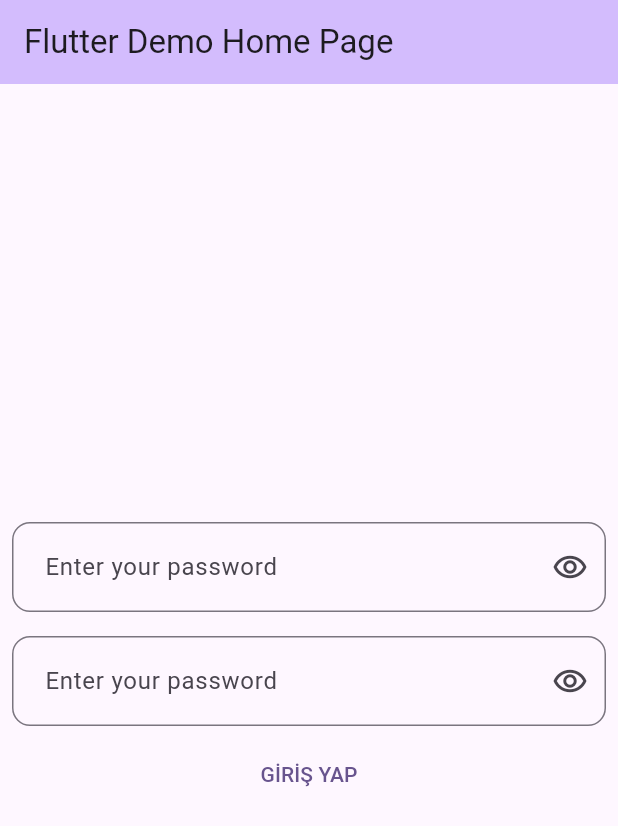
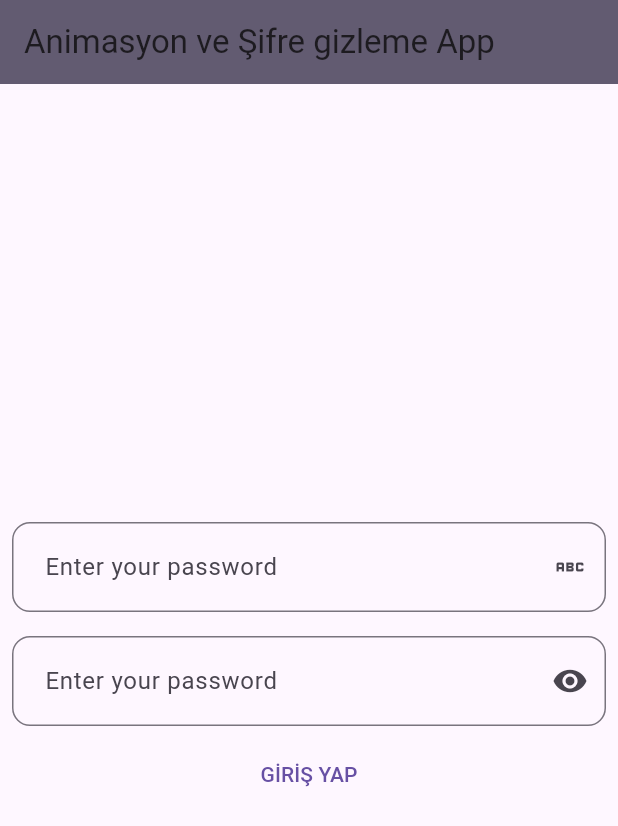
Before and after one commit to Elcieren/animasyon_app, a Flutter app: the screen it shows after launch, on a phone screen of 412 x 824 dp. Shown: the top 826 px of the screen. Run offline on Flutter 3.47's test engine with Material 3 defaults, Android fonts, the phone set to English and light mode, and no system bars.

Commit message:
Son düzeltme

```diff
--- a/lib/main.dart
+++ b/lib/main.dart
@@ -6,23 +6,23 @@ void main() {
 }
 
 class MyApp extends StatelessWidget {
-  const MyApp({super.key});
+  const MyApp({Key? key}) : super(key: key);
 
   @override
   Widget build(BuildContext context) {
     return MaterialApp(
       title: 'Flutter Demo',
       theme: ThemeData(
-        colorScheme: ColorScheme.fromSeed(seedColor: Colors.deepPurple),
-        useMaterial3: true,
+
+          // useMaterial3: true, // Material3 not supported in stable release yet
           ),
-      home: const MyHomePage(title: 'Flutter Demo Home Page'),
+      home: const MyHomePage(title: 'Animasyon ve Şifre gizleme App'),
     );
   }
 }
 
 class MyHomePage extends StatefulWidget {
-  const MyHomePage({super.key, required this.title});
+  const MyHomePage({Key? key, required this.title}) : super(key: key);
 
   final String title;
 
@@ -31,20 +31,19 @@ class MyHomePage extends StatefulWidget {
 }
 
 class _MyHomePageState extends State<MyHomePage> {
-  int _counter = 0;
+  bool _obscureText = true;
 
-  void _incrementCounter() {
+  void _toggleVisibility() {
     setState(() {
-      _counter++;
+      _obscureText = !_obscureText;
     });
   }
 
-  bool flag = true;
   @override
   Widget build(BuildContext context) {
     return Scaffold(
       appBar: AppBar(
-        backgroundColor: Theme.of(context).colorScheme.inversePrimary,
+        backgroundColor: Theme.of(context).colorScheme.secondary,
         title: Text(widget.title),
       ),
       body: Center(
@@ -56,40 +55,52 @@ class _MyHomePageState extends State<MyHomePage> {
               child: Padding(
                 padding: const EdgeInsets.all(8.0),
                 child: TextFormField(
-                  obscureText: flag ? true : false,
+                  obscureText: _obscureText,
                   decoration: InputDecoration(
                     contentPadding: const EdgeInsets.all(18),
                     hintText: "Enter your password",
                     border: OutlineInputBorder(
                       borderSide: const BorderSide(color: Colors.black),
-                          borderRadius: BorderRadius.circular(12)),
+                      borderRadius: BorderRadius.circular(12),
+                    ),
                     suffixIcon: IconButton(
-                          onPressed: () {},
-                          icon: const Icon(Icons.remove_red_eye_outlined))),
+                      onPressed: _toggleVisibility,
+                      icon: Icon(Icons.abc),
+                    ),
+                  ),
                 ),
               ),
             ),
             FadeInAnimation(
-              delay: 4.2,
+              delay: 2.2,
               child: Padding(
                 padding: const EdgeInsets.all(8.0),
                 child: TextFormField(
-                  obscureText: flag ? true : false,
+                  obscureText: _obscureText,
                   decoration: InputDecoration(
                     contentPadding: const EdgeInsets.all(18),
                     hintText: "Enter your password",
                     border: OutlineInputBorder(
                       borderSide: const BorderSide(color: Colors.black),
-                          borderRadius: BorderRadius.circular(12)),
+                      borderRadius: BorderRadius.circular(12),
+                    ),
                     suffixIcon: IconButton(
-                          onPressed: () {},
-                          icon: const Icon(Icons.remove_red_eye_outlined))),
+                      onPressed: _toggleVisibility,
+                      icon: Icon(_obscureText
+                          ? Icons.visibility
+                          : Icons.visibility_off),
+                    ),
+                  ),
                 ),
               ),
             ),
             FadeInAnimation(
-                delay: 2.4,
-                child: TextButton(onPressed: () {}, child: Text("GİRİŞ YAP")))
+              delay: 4,
+              child: TextButton(
+                onPressed: () {},
+                child: Text("GİRİŞ YAP"),
+              ),
+            )
           ],
         ),
       ),
```
Lines whose indentation alone changed are shown as unchanged.
